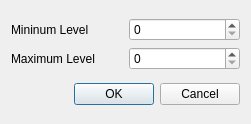
Old version of the form rangedialog.ui in the repository Evannly/MRIBone.
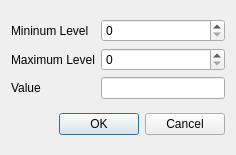
New version of the form.

What changed in the file:
```diff
--- a/rangedialog.ui
+++ b/rangedialog.ui
@@ -6,8 +6,8 @@
    <rect>
     <x>0</x>
     <y>0</y>
-    <width>251</width>
-    <height>124</height>
+    <width>236</width>
+    <height>155</height>
    </rect>
   </property>
   <property name="windowTitle">
@@ -36,6 +36,16 @@
      <item row="1" column="1">
       <widget class="QSpinBox" name="spinBox_max"/>
      </item>
+     <item row="2" column="0">
+      <widget class="QLabel" name="label_3">
+       <property name="text">
+        <string>Value</string>
+       </property>
+      </widget>
+     </item>
+     <item row="2" column="1">
+      <widget class="QLineEdit" name="lineEdit"/>
+     </item>
     </layout>
    </item>
    <item>
```
